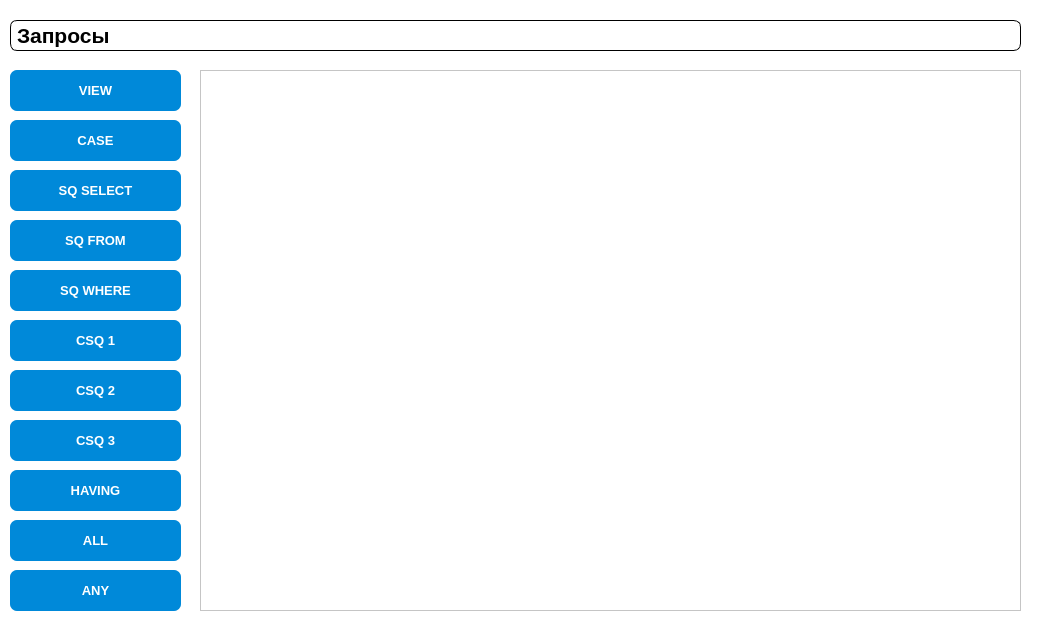
Before: the Qt Designer form balzhinaautopark/query.ui in ba1zhina/qt-busSystem, drawn with Qt 5.
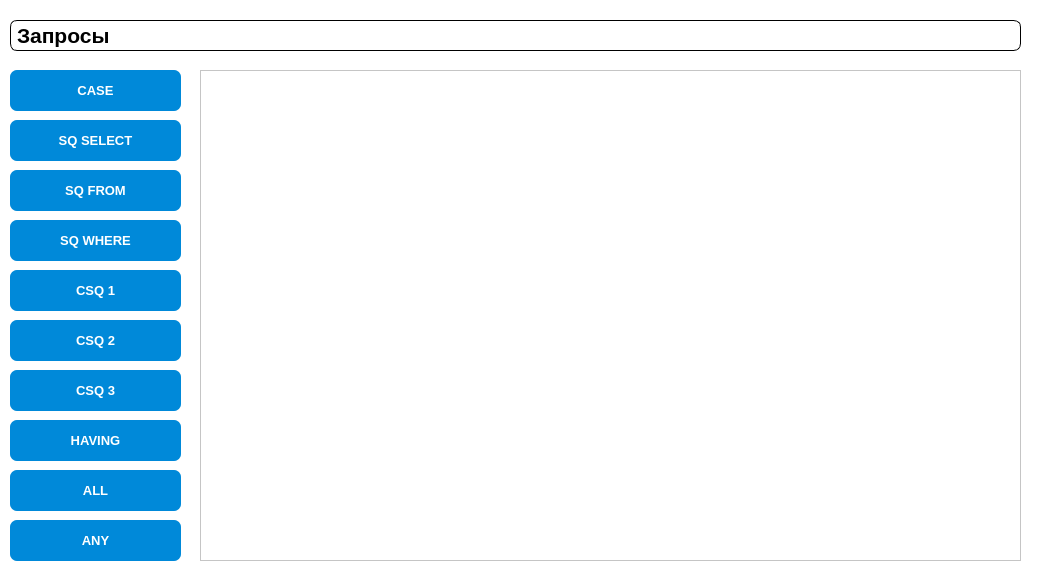
After: the same form once the commit is applied. Icons and pictures are not drawn.

Patch:
```diff
--- a/balzhinaautopark/query.ui
+++ b/balzhinaautopark/query.ui
@@ -7,7 +7,7 @@
     <x>0</x>
     <y>0</y>
     <width>1042</width>
-    <height>631</height>
+    <height>587</height>
    </rect>
   </property>
   <property name="windowTitle">
@@ -26,9 +26,16 @@
      <x>200</x>
      <y>70</y>
      <width>821</width>
-     <height>541</height>
+     <height>491</height>
     </rect>
    </property>
+   <property name="styleSheet">
+    <string notr="true">background-color: rgb(255, 255, 255);
+alternate-background-color: rgb(222, 222, 222);</string>
+   </property>
+   <property name="alternatingRowColors">
+    <bool>true</bool>
+   </property>
   </widget>
   <widget class="QLabel" name="label_2">
    <property name="geometry">
@@ -55,41 +62,11 @@
     <string>Запросы</string>
    </property>
   </widget>
-  <widget class="QPushButton" name="pushButtonView">
-   <property name="geometry">
-    <rect>
-     <x>10</x>
-     <y>70</y>
-     <width>171</width>
-     <height>41</height>
-    </rect>
-   </property>
-   <property name="font">
-    <font>
-     <pointsize>10</pointsize>
-     <bold>true</bold>
-    </font>
-   </property>
-   <property name="styleSheet">
-    <string notr="true">QPushButton{
-	background-color: #0089D9;
-	border: none;
-	color: white;
-	border-radius: 7px;
-}
-
-QPushButton:pressed{
-	background: #00598C;}</string>
-   </property>
-   <property name="text">
-    <string>VIEW</string>
-   </property>
-  </widget>
   <widget class="QPushButton" name="pushButtonAny">
    <property name="geometry">
     <rect>
      <x>10</x>
-     <y>570</y>
+     <y>520</y>
      <width>171</width>
      <height>41</height>
     </rect>
@@ -119,7 +96,7 @@
    <property name="geometry">
     <rect>
      <x>10</x>
-     <y>120</y>
+     <y>70</y>
      <width>171</width>
      <height>41</height>
     </rect>
@@ -149,7 +126,7 @@
    <property name="geometry">
     <rect>
      <x>10</x>
-     <y>170</y>
+     <y>120</y>
      <width>171</width>
      <height>41</height>
     </rect>
@@ -179,7 +156,7 @@
    <property name="geometry">
     <rect>
      <x>10</x>
-     <y>520</y>
+     <y>470</y>
      <width>171</width>
      <height>41</height>
     </rect>
@@ -209,7 +186,7 @@
    <property name="geometry">
     <rect>
      <x>10</x>
-     <y>470</y>
+     <y>420</y>
      <width>171</width>
      <height>41</height>
     </rect>
@@ -239,7 +216,7 @@
    <property name="geometry">
     <rect>
      <x>10</x>
-     <y>420</y>
+     <y>370</y>
      <width>171</width>
      <height>41</height>
     </rect>
@@ -269,7 +246,7 @@
    <property name="geometry">
     <rect>
      <x>10</x>
-     <y>370</y>
+     <y>320</y>
      <width>171</width>
      <height>41</height>
     </rect>
@@ -299,7 +276,7 @@
    <property name="geometry">
     <rect>
      <x>10</x>
-     <y>320</y>
+     <y>270</y>
      <width>171</width>
      <height>41</height>
     </rect>
@@ -329,7 +306,7 @@
    <property name="geometry">
     <rect>
      <x>10</x>
-     <y>270</y>
+     <y>220</y>
      <width>171</width>
      <height>41</height>
     </rect>
@@ -359,7 +336,7 @@
    <property name="geometry">
     <rect>
      <x>10</x>
-     <y>220</y>
+     <y>170</y>
      <width>171</width>
      <height>41</height>
     </rect>
```
